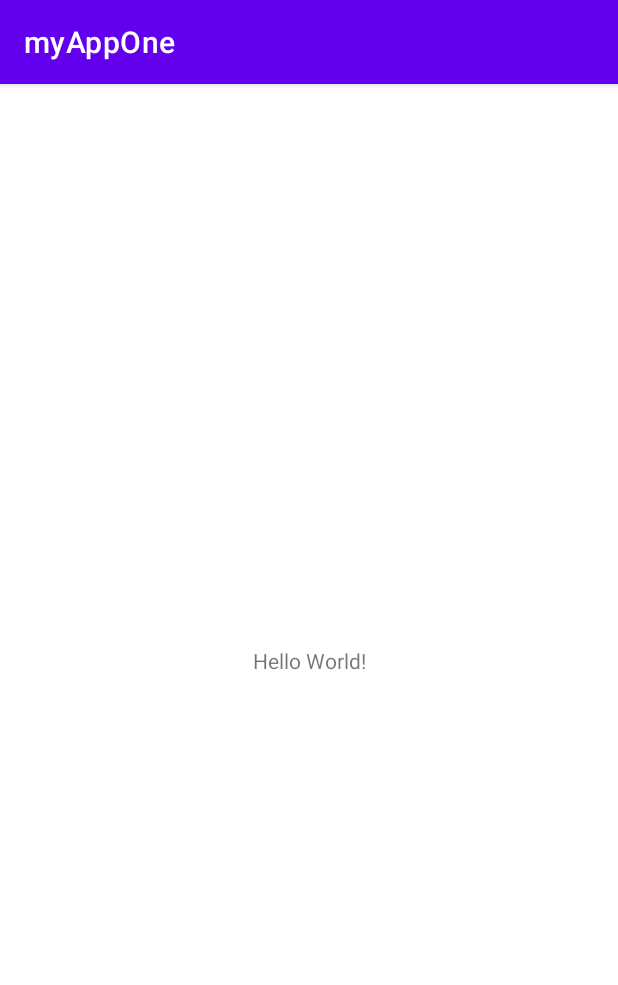
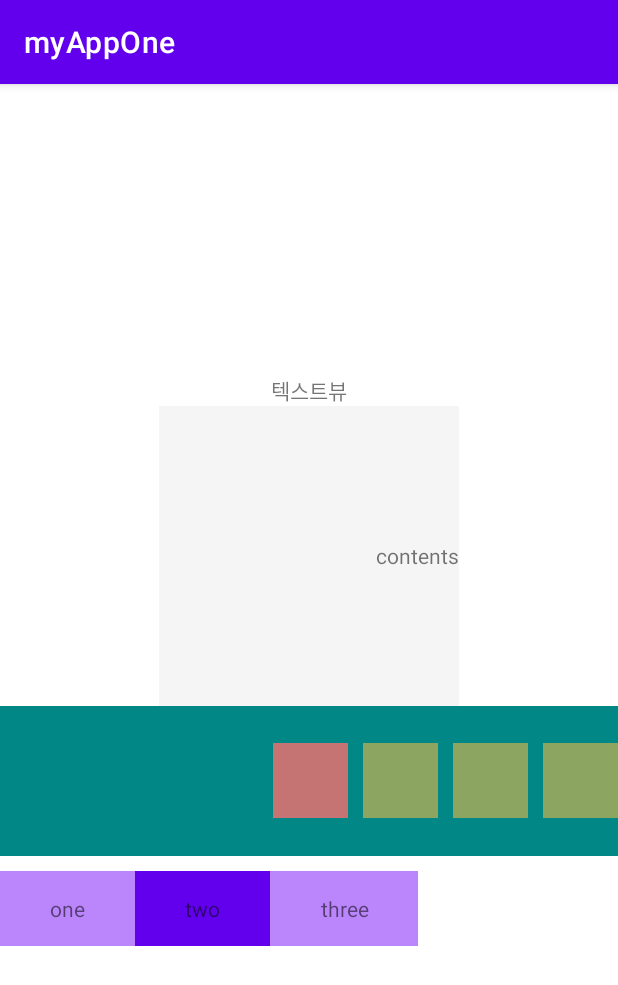
Before and after one commit to insertvalue2/class_android_v1, an Android app: the screen it shows after launch (MainActivity), on a phone screen of 412 x 824 dp. Shown: the top 985 px of the screen. Run offline under Robolectric (Android 15) with nearby library versions, the phone set to English and light mode, and no system bars.

Commit message:
1일차 수업 예제

```diff
--- a/app/src/main/java/com/nomadlab/myappone/MainActivity.java
+++ b/app/src/main/java/com/nomadlab/myappone/MainActivity.java
@@ -9,6 +9,6 @@ public class MainActivity extends AppCompatActivity {
     @Override
     protected void onCreate(Bundle savedInstanceState) {
         super.onCreate(savedInstanceState);
-        setContentView(R.layout.activity_main);
+        setContentView(R.layout.linear_layout_03);
     }
 }
--- /dev/null
+++ b/app/src/main/res/layout/linear_layout_03.xml
@@ -0,0 +1,108 @@
+<?xml version="1.0" encoding="utf-8"?>
+<LinearLayout xmlns:android="http://schemas.android.com/apk/res/android"
+    android:layout_width="match_parent"
+    android:layout_height="match_parent"
+    android:gravity="center"
+    android:orientation="vertical">
+
+    <!-- LinearLayout 실습 1 -->
+
+    <!--
+    자식 뷰 텍스트 뷰 가운데로 정렬 하기
+    -->
+    <TextView
+        android:layout_width="wrap_content"
+        android:layout_height="wrap_content"
+        android:layout_gravity="center"
+        android:text="텍스트뷰" />
+
+    <!-- 자식 뷰(텍스트뷰) 크기 직접 지정 하기
+       or 연산자 추가
+      -->
+    <TextView
+        android:layout_width="200dp"
+        android:layout_height="200dp"
+        android:background="#f5f5f5"
+        android:gravity="right|center"
+        android:text="contents" />
+
+
+    <!-- 중첩 LinearLayout -->
+
+    <LinearLayout
+        android:layout_width="match_parent"
+        android:layout_height="100dp"
+        android:background="@color/teal_700"
+        android:gravity="right|center"
+        android:orientation="horizontal">
+
+        <TextView
+            android:layout_width="50dp"
+            android:layout_height="50dp"
+            android:background="#C57373" />
+
+        <TextView
+            android:layout_width="50dp"
+            android:layout_height="50dp"
+            android:layout_marginLeft="10dp"
+            android:background="#8CA661" />
+
+        <TextView
+            android:layout_width="50dp"
+            android:layout_height="50dp"
+            android:layout_marginLeft="10dp"
+            android:background="#8CA661" />
+
+        <TextView
+            android:layout_width="50dp"
+            android:layout_height="50dp"
+            android:layout_marginLeft="10dp"
+            android:background="#8CA661" />
+
+    </LinearLayout>
+    <!-- 자식 정렬 속성 정의 right, center, right | center -->
+
+
+    <!-- 접기 내용 확인 (텍스트 기능) -->
+    <!-- weight, weight sum 기능 설명 -->
+
+    <LinearLayout
+        android:weightSum="5"
+        android:layout_width="match_parent"
+        android:layout_height="50dp"
+        android:layout_marginTop="10dp"
+        android:orientation="horizontal">
+        <!--
+            텍스트 뷰 3개를 3등분 넣고 싶다면??
+            핸드폰 디바이스 마다 가로폭 크기가 다르고 해상도가 다르기 때문에
+            값으로 입력해서 3등분을 맞추기는 어렵다 !!
+        -->
+
+        <TextView
+            android:gravity="center"
+            android:layout_weight="1"
+            android:layout_width="wrap_content"
+            android:layout_height="match_parent"
+            android:background="@color/purple_200"
+            android:text="one" />
+
+        <TextView
+            android:gravity="center"
+            android:layout_weight="1"
+            android:layout_width="wrap_content"
+            android:layout_height="match_parent"
+            android:background="@color/purple_500"
+            android:text="two" />
+
+        <TextView
+            android:gravity="center"
+            android:layout_weight="1"
+            android:layout_width="wrap_content"
+            android:layout_height="match_parent"
+            android:background="@color/purple_200"
+            android:text="three" />
+
+    </LinearLayout>
+
+
+</LinearLayout>
```
Also changed, not shown: app/src/main/res/layout/activity_main.xml (+47 -8 lines), app/src/main/res/layout/linear_layout_01.xml (added, +47 -0 lines), app/src/main/res/layout/linear_layout_02.xml (added, +42 -0 lines), app/src/main/res/layout/linear_layout_04.xml (added, +71 -0 lines), app/src/main/res/layout/linear_layout_05.xml (added, +87 -0 lines), app/src/main/res/values/styles.xml (added, +10 -0 lines), 3 other files.
